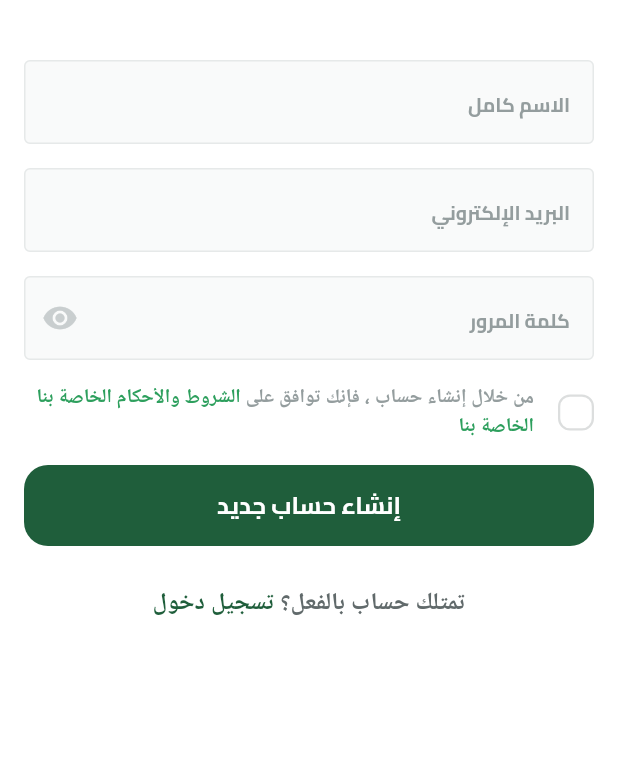
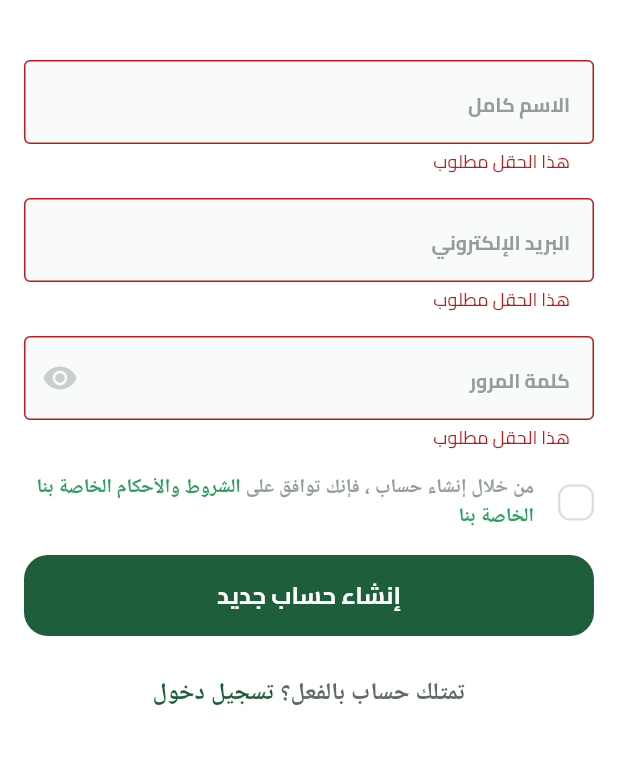
Before and after one commit to Hashem02-it/fruits_app, a Flutter app: the SignupView screen opened by its route, after a tap on "إنشاء حساب جديد", on a phone screen of 412 x 824 dp, the part 60-824 px from its top. Run offline on Flutter 3.47's test engine with Material 3 defaults, Android fonts, the phone set to English and light mode, and no system bars; drawn by our look-alikes of modal_progress_hud_nsn; our stand-ins replace bloc, dartz, dots_indicator, firebase_auth, firebase_core, flutter_bloc and 3 more; accounts and stored records are empty.

```diff
--- a/lib/features/auth/data/repos/auth_repo_implementation.dart
+++ b/lib/features/auth/data/repos/auth_repo_implementation.dart
@@ -20,7 +20,7 @@ class AuthRepoImplementation extends AuthRepo {
     } on CustomException catch (e) {
       return left(ServerFailure(e.message));
     } catch (e) {
-      return left(ServerFailure('An error occurred, please try again later.'));
+      return left(ServerFailure('لقد حدث خطأ ما، الرجاء المحاولة لاحقاً'));
     }
   }
 }
--- /dev/null
+++ b/lib/features/auth/presentation/views/cubits/signup_cubit/signup_state.dart
@@ -0,0 +1,20 @@
+part of 'signup_cubit.dart';
+
+@immutable
+sealed class SignupState {}
+
+final class SignupInitial extends SignupState {}
+
+final class SignupLoading extends SignupState {}
+
+final class SignupSuccess extends SignupState {
+  final UserEntitiy userEntitiy;
+
+  SignupSuccess({required this.userEntitiy});
+}
+
+final class SignupFailure extends SignupState {
+  final String message;
+
+  SignupFailure({required this.message});
+}
--- a/lib/features/auth/presentation/views/signup_view.dart
+++ b/lib/features/auth/presentation/views/signup_view.dart
@@ -1,5 +1,9 @@
 import 'package:flutter/material.dart';
-import 'package:fruits_app/features/auth/presentation/views/widgets/signup_view_body.dart';
+import 'package:flutter_bloc/flutter_bloc.dart';
+import 'package:fruits_app/core/services/get_it_service.dart';
+import 'package:fruits_app/features/auth/domain/repos/auth_repo.dart';
+import 'package:fruits_app/features/auth/presentation/views/cubits/signup_cubit/signup_cubit.dart';
+import 'package:fruits_app/features/auth/presentation/views/widgets/signup_view_blocconsumer.dart';
 import 'package:fruits_app/widgets/custom_appbar.dart';
 
 class SignupView extends StatelessWidget {
@@ -7,9 +11,14 @@ class SignupView extends StatelessWidget {
   static const String routeName = 'SignupView';
   @override
   Widget build(BuildContext context) {
-    return Scaffold(
-      appBar: customAppBar(context, title: 'حساب جديد'),
-      body: SignupViewBody(),
+    return BlocProvider(
+      create: (context) => SignupCubit(
+        getIt<AuthRepo>(),
+      ),
+      child: Scaffold(
+        appBar: customAppBar(context, title: 'حساب جديد'),
+        body: SignUpViewBodyBlocConsumer(),
+      ),
     );
   }
 }
--- /dev/null
+++ b/lib/features/auth/presentation/views/widgets/signup_view_blocconsumer.dart
@@ -0,0 +1,32 @@
+import 'package:flutter/material.dart';
+import 'package:flutter_bloc/flutter_bloc.dart';
+import 'package:fruits_app/features/auth/presentation/views/cubits/signup_cubit/signup_cubit.dart';
+import 'package:fruits_app/features/auth/presentation/views/widgets/signup_view_body.dart';
+import 'package:modal_progress_hud_nsn/modal_progress_hud_nsn.dart';
+
+class SignUpViewBodyBlocConsumer extends StatelessWidget {
+  const SignUpViewBodyBlocConsumer({
+    super.key,
+  });
+
+  @override
+  Widget build(BuildContext context) {
+    return BlocConsumer<SignupCubit, SignupState>(
+      listener: (context, state) {
+        if (state is SignupSuccess) {}
+        if (state is SignupFailure) {
+          ScaffoldMessenger.of(context).showSnackBar(
+            SnackBar(
+              content: Text(state.message),
+            ),
+          );
+        }
+      },
+      builder: (context, state) {
+        return ModalProgressHUD(
+            inAsyncCall: state is SignupLoading ? true : false,
+            child: SignupViewBody());
+      },
+    );
+  }
+}
--- a/lib/features/auth/presentation/views/widgets/signup_view_body.dart
+++ b/lib/features/auth/presentation/views/widgets/signup_view_body.dart
@@ -1,24 +1,41 @@
 import 'package:flutter/material.dart';
+import 'package:flutter_bloc/flutter_bloc.dart';
 import 'package:fruits_app/constants.dart';
+import 'package:fruits_app/features/auth/presentation/views/cubits/signup_cubit/signup_cubit.dart';
 import 'package:fruits_app/widgets/custom_button.dart';
 import 'package:fruits_app/widgets/custom_textfield.dart';
 import 'package:fruits_app/widgets/havean_account.dart';
 import 'package:fruits_app/widgets/terms_and_contitions.dart';
 
-class SignupViewBody extends StatelessWidget {
+class SignupViewBody extends StatefulWidget {
   const SignupViewBody({super.key});
 
+  @override
+  State<SignupViewBody> createState() => _SignupViewBodyState();
+}
+
+class _SignupViewBodyState extends State<SignupViewBody> {
+  final GlobalKey<FormState> formKey = GlobalKey<FormState>();
+
+  AutovalidateMode autovalidateMode = AutovalidateMode.disabled;
+  late String email, password, name;
   @override
   Widget build(BuildContext context) {
     return SingleChildScrollView(
       child: Padding(
         padding: EdgeInsets.symmetric(horizontal: kHorizantalPadding),
+        child: Form(
+          key: formKey,
+          autovalidateMode: autovalidateMode,
           child: Column(
             children: [
               SizedBox(
                 height: 24,
               ),
               CustomTextFormField(
+                onSaved: (value) {
+                  name = value!;
+                },
                 keyboardType: TextInputType.visiblePassword,
                 hintText: 'الاسم كامل',
               ),
@@ -26,6 +43,9 @@ class SignupViewBody extends StatelessWidget {
                 height: 16,
               ),
               CustomTextFormField(
+                onSaved: (value) {
+                  email = value!;
+                },
                 keyboardType: TextInputType.visiblePassword,
                 hintText: 'البريد الإلكتروني',
               ),
@@ -33,6 +53,9 @@ class SignupViewBody extends StatelessWidget {
                 height: 16,
               ),
               CustomTextFormField(
+                onSaved: (value) {
+                  password = value!;
+                },
                 keyboardType: TextInputType.visiblePassword,
                 suffixIcon: Icon(
                   Icons.visibility,
@@ -47,7 +70,21 @@ class SignupViewBody extends StatelessWidget {
               SizedBox(
                 height: 16,
               ),
-            CustomButton(onPressed: () {}, text: 'إنشاء حساب جديد'),
+              CustomButton(
+                  onPressed: () {
+                    if (formKey.currentState!.validate()) {
+                      formKey.currentState!.save();
+                      context
+                          .read<SignupCubit>()
+                          .createUserWithEmailAndPassword(
+                              email, password, name);
+                    } else {
+                      setState(() {
+                        autovalidateMode = AutovalidateMode.always;
+                      });
+                    }
+                  },
+                  text: 'إنشاء حساب جديد'),
               SizedBox(
                 height: 26,
               ),
@@ -55,6 +92,7 @@ class SignupViewBody extends StatelessWidget {
             ],
           ),
         ),
+      ),
     );
   }
 }
--- a/lib/main.dart
+++ b/lib/main.dart
@@ -3,6 +3,7 @@ import 'package:flutter/material.dart';
 import 'package:flutter_localizations/flutter_localizations.dart';
 
 import 'package:fruits_app/core/helper_functions/on_generate_routes.dart';
+import 'package:fruits_app/core/services/get_it_service.dart';
 import 'package:fruits_app/core/services/shared_prefences_singleton.dart';
 import 'package:fruits_app/core/utils/app_colors.dart';
 import 'package:fruits_app/features/splash/presentation/views/splash_view.dart';
@@ -16,7 +17,7 @@ void main() async {
     options: DefaultFirebaseOptions.currentPlatform,
   );
   await Prefs.init();
-
+  setupGetit();
   runApp(const FrtuitHub());
 }
 
--- a/lib/widgets/custom_textfield.dart
+++ b/lib/widgets/custom_textfield.dart
@@ -3,13 +3,25 @@ import 'package:fruits_app/core/utils/app_text_styles.dart';
 
 class CustomTextFormField extends StatelessWidget {
   const CustomTextFormField(
-      {super.key, required this.hintText, this.keyboardType, this.suffixIcon});
+      {super.key,
+      required this.hintText,
+      this.keyboardType,
+      this.suffixIcon,
+      this.onSaved});
   final String hintText;
   final TextInputType? keyboardType;
   final Widget? suffixIcon;
+  final Function(String?)? onSaved;
   @override
   Widget build(BuildContext context) {
     return TextFormField(
+      onSaved: onSaved,
+      validator: (value) {
+        if (value == null || value.isEmpty) {
+          return 'هذا الحقل مطلوب';
+        }
+        return null;
+      },
       keyboardType: keyboardType,
       decoration: InputDecoration(
         suffixIcon: suffixIcon,
--- a/pubspec.yaml
+++ b/pubspec.yaml
@@ -44,6 +44,8 @@ dependencies:
   dartz: ^0.10.1
   firebase_auth: ^5.2.1
   flutter_bloc: ^8.1.6
+  get_it: ^7.7.0
+  modal_progress_hud_nsn: ^0.5.1
 
 dev_dependencies:
   flutter_test:
```
Also changed, not shown: lib/core/services/firebase_auth_service.dart (+4 -5 lines), lib/core/services/get_it_service.dart (added, +15 -0 lines), lib/features/auth/presentation/views/cubits/signup_cubit/signup_cubit.dart (added, +27 -0 lines), pubspec.lock, 1 other file. Lines whose indentation alone changed are shown as unchanged.
